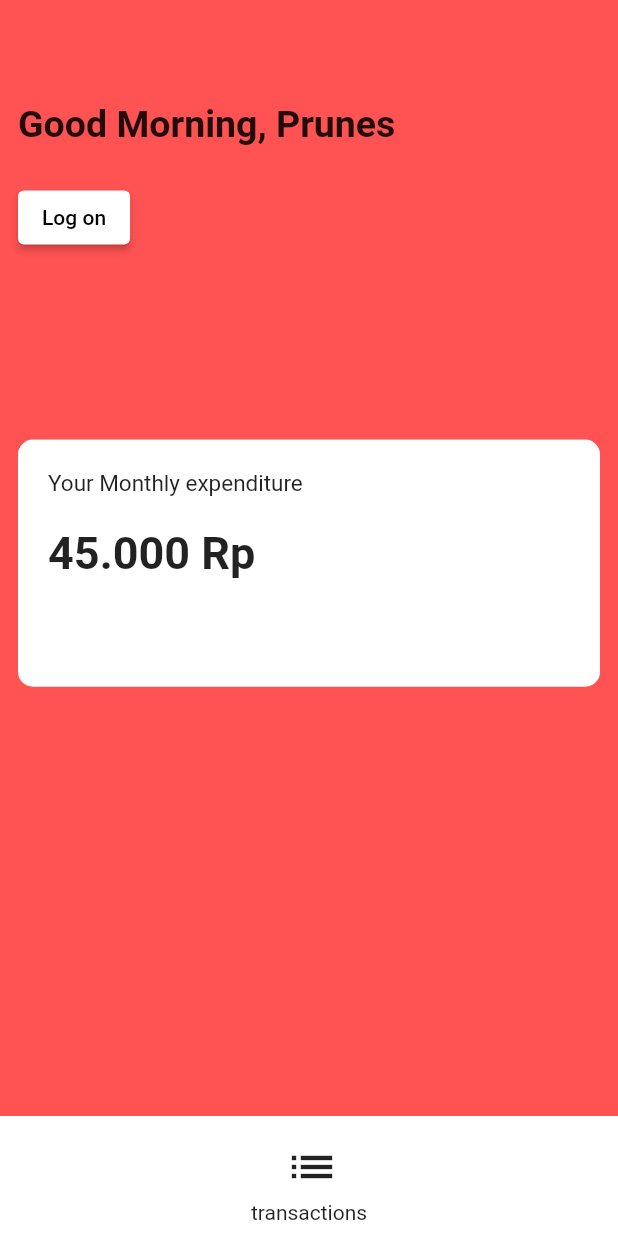
After one commit to PrunesLand/finance-tracker, a Flutter app: the screen it shows after launch, after a tap on "Log on", on a phone screen of 412 x 824 dp. The commit adds this screen. Run offline on Flutter 3.47's test engine with Material 2 defaults, Android fonts, the phone set to English and light mode, and no system bars; our stand-ins replace fluro, flutter_bloc, freezed_annotation.

Commit message:
feat: implement clever screen navigation

```diff
--- a/lib/modules/dashboard/application/dashboard_bloc.dart
+++ b/lib/modules/dashboard/application/dashboard_bloc.dart
@@ -1,3 +1,4 @@
+import 'package:finance_tracker/modules/dashboard/presentation/enum/navigation_enum.dart';
 import 'package:flutter_bloc/flutter_bloc.dart';
 import 'package:freezed_annotation/freezed_annotation.dart';
 import 'package:flutter/foundation.dart';
@@ -14,6 +15,10 @@ class DashBoardBloc extends Bloc<DashBoardEvent, DashBoardState> {
       yield state.copyWith(
         name: 'Peter',
       );
+    }, setPage: (e) async* {
+      yield state.copyWith(
+        page: e.type,
+      );
     });
   }
 }
--- a/lib/modules/dashboard/application/dashboard_event.dart
+++ b/lib/modules/dashboard/application/dashboard_event.dart
@@ -3,4 +3,5 @@ part of 'dashboard_bloc.dart';
 @freezed
 class DashBoardEvent with _$DashBoardEvent {
   const factory DashBoardEvent.init() = _init;
+  const factory DashBoardEvent.setPage(NavEnum type) = _setPage;
 }
--- a/lib/modules/dashboard/application/dashboard_state.dart
+++ b/lib/modules/dashboard/application/dashboard_state.dart
@@ -4,6 +4,7 @@ part of 'dashboard_bloc.dart';
 class DashBoardState with _$DashBoardState {
   const factory DashBoardState({
     String? name,
+    @Default(NavEnum.home) NavEnum page,
   }) = __DashboardState;
 
   factory DashBoardState.init() => const DashBoardState(
--- /dev/null
+++ b/lib/modules/dashboard/presentation/enum/index.dart
@@ -0,0 +1 @@
+export 'navigation_enum.dart';
--- a/lib/modules/dashboard/presentation/enum/navigation_enum.dart
+++ b/lib/modules/dashboard/presentation/enum/navigation_enum.dart
@@ -1 +1 @@
-enum NavEnum { transaction, settings, scan }
+enum NavEnum { transaction, settings, home }
--- /dev/null
+++ b/lib/modules/dashboard/presentation/extension/index.dart
@@ -0,0 +1 @@
+export 'page_navigation_extension.dart';
--- /dev/null
+++ b/lib/modules/dashboard/presentation/extension/page_navigation_extension.dart
@@ -0,0 +1,18 @@
+import 'package:finance_tracker/modules/dashboard/presentation/Profile_screen.dart';
+import 'package:finance_tracker/modules/dashboard/presentation/enum/navigation_enum.dart';
+import 'package:finance_tracker/modules/dashboard/presentation/transaction_history_screen.dart';
+import 'package:finance_tracker/modules/dashboard/presentation/widgets/main_home_page.dart';
+import 'package:flutter/material.dart';
+
+extension PageNavigationExtension on NavEnum {
+  Widget pageSwitch() {
+    switch (this) {
+      case NavEnum.transaction:
+        return const TransactionHistoryScreen();
+      case NavEnum.settings:
+        return const ProfileScreen();
+      case NavEnum.home:
+        return const MainHomePage();
+    }
+  }
+}
--- a/lib/modules/dashboard/presentation/index.dart
+++ b/lib/modules/dashboard/presentation/index.dart
@@ -1 +1,4 @@
 export 'my_home_screen.dart';
+export 'enum/index.dart';
+export 'extension/index.dart';
+export 'widgets/index.dart';
--- a/lib/modules/dashboard/presentation/my_home_screen.dart
+++ b/lib/modules/dashboard/presentation/my_home_screen.dart
@@ -1,18 +1,18 @@
-import 'dart:developer';
-
+import 'package:finance_tracker/modules/dashboard/application/dashboard_bloc.dart';
+import 'package:finance_tracker/modules/dashboard/presentation/extension/index.dart';
 import 'package:finance_tracker/modules/dashboard/presentation/main_navigation.dart';
 import 'package:flutter/material.dart';
+import 'package:flutter_bloc/flutter_bloc.dart';
 
 class MyHomeScreen extends StatelessWidget {
   const MyHomeScreen({Key? key}) : super(key: key);
 
   @override
-  Widget build(BuildContext context) {
-    String name = 'Prunes';
-    String dateRange = 'Monthly';
-    int expenditureValue = 45;
-
-    return Scaffold(
+  Widget build(BuildContext context) => BlocProvider(
+        create: (_) => DashBoardBloc(),
+        child: BlocConsumer<DashBoardBloc, DashBoardState>(
+          listener: (context, state) {},
+          builder: (context, state) => Scaffold(
             backgroundColor: Colors.redAccent,
             appBar: AppBar(
               backgroundColor: Colors.transparent,
@@ -21,66 +21,11 @@ class MyHomeScreen extends StatelessWidget {
             body: Column(
               mainAxisAlignment: MainAxisAlignment.spaceBetween,
               children: [
-            Column(
-              crossAxisAlignment: CrossAxisAlignment.start,
-              children: [
-                Padding(
-                  padding: const EdgeInsets.all(12.0),
-                  child: Text(
-                    'Good Morning, $name',
-                    style: const TextStyle(
-                        fontSize: 25.0, fontWeight: FontWeight.bold),
+                state.page.pageSwitch(),
+                const MainNavigation(),
+              ],
             ),
           ),
-                Padding(
-                  padding: const EdgeInsets.all(12.0),
-                  child: ElevatedButton(
-                      style: ButtonStyle(
-                        backgroundColor:
-                            MaterialStateProperty.all<Color>(Colors.white),
-                        foregroundColor:
-                            MaterialStateProperty.all<Color>(Colors.black),
         ),
-                      onPressed: () {
-                        log('This is a button press');
-                      },
-                      child: const Text('Log on')),
-                ),
-                const SizedBox(height: 100.0),
-                Padding(
-                  padding: const EdgeInsets.all(12.0),
-                  child: Container(
-                      width: MediaQuery.of(context).size.width,
-                      height: MediaQuery.of(context).size.height / 5,
-                      decoration: const BoxDecoration(
-                          color: Colors.white,
-                          borderRadius: BorderRadius.all(Radius.circular(10))),
-                      child: Column(
-                        crossAxisAlignment: CrossAxisAlignment.start,
-                        children: [
-                          Padding(
-                            padding: const EdgeInsets.all(20.0),
-                            child: Text(
-                              'Your $dateRange expenditure',
-                              style: const TextStyle(fontSize: 15.0),
-                            ),
-                          ),
-                          Padding(
-                            padding:
-                                const EdgeInsets.symmetric(horizontal: 20.0),
-                            child: Text(
-                              '$expenditureValue.000 Rp',
-                              style: const TextStyle(
-                                  fontSize: 30.0, fontWeight: FontWeight.bold),
-                            ),
-                          )
-                        ],
-                      )),
-                )
-              ],
-            ),
-            const MainNavigation()
-          ],
-        ));
+      );
 }
-}
--- /dev/null
+++ b/lib/modules/dashboard/presentation/widgets/index.dart
@@ -0,0 +1 @@
+export 'main_home_page.dart';
--- /dev/null
+++ b/lib/modules/dashboard/presentation/widgets/main_home_page.dart
@@ -0,0 +1,75 @@
+import 'package:flutter/material.dart';
+
+class MainHomePage extends StatefulWidget {
+  const MainHomePage({ Key? key }) : super(key: key);
+
+  @override
+  _MainHomePageState createState() => _MainHomePageState();
+}
+
+class _MainHomePageState extends State<MainHomePage> {
+   String name = 'Prunes';
+    String dateRange = 'Monthly';
+    int expenditureValue = 45;
+  @override
+  Widget build(BuildContext context) {
+    return  Column(
+              crossAxisAlignment: CrossAxisAlignment.start,
+              children: [
+                Padding(
+                  padding: const EdgeInsets.all(12.0),
+                  child: Text(
+                    'Good Morning, $name',
+                    style: const TextStyle(
+                        fontSize: 25.0, fontWeight: FontWeight.bold),
+                  ),
+                ),
+                Padding(
+                  padding: const EdgeInsets.all(12.0),
+                  child: ElevatedButton(
+                      style: ButtonStyle(
+                        backgroundColor:
+                            MaterialStateProperty.all<Color>(Colors.white),
+                        foregroundColor:
+                            MaterialStateProperty.all<Color>(Colors.black),
+                      ),
+                      onPressed: () {
+
+                      },
+                      child: const Text('Log on')),
+                ),
+                const SizedBox(height: 100.0),
+                Padding(
+                  padding: const EdgeInsets.all(12.0),
+                  child: Container(
+                      width: MediaQuery.of(context).size.width,
+                      height: MediaQuery.of(context).size.height / 5,
+                      decoration: const BoxDecoration(
+                          color: Colors.white,
+                          borderRadius: BorderRadius.all(Radius.circular(10))),
+                      child: Column(
+                        crossAxisAlignment: CrossAxisAlignment.start,
+                        children: [
+                          Padding(
+                            padding: const EdgeInsets.all(20.0),
+                            child: Text(
+                              'Your $dateRange expenditure',
+                              style: const TextStyle(fontSize: 15.0),
+                            ),
+                          ),
+                          Padding(
+                            padding:
+                                const EdgeInsets.symmetric(horizontal: 20.0),
+                            child: Text(
+                              '$expenditureValue.000 Rp',
+                              style: const TextStyle(
+                                  fontSize: 30.0, fontWeight: FontWeight.bold),
+                            ),
+                          )
+                        ],
+                      )),
+                )
+              ],
+            );
+  }
+}
```
Also changed, not shown: lib/modules/dashboard/application/dashboard_bloc.freezed.dart. Lines whose indentation alone changed are shown as unchanged.
